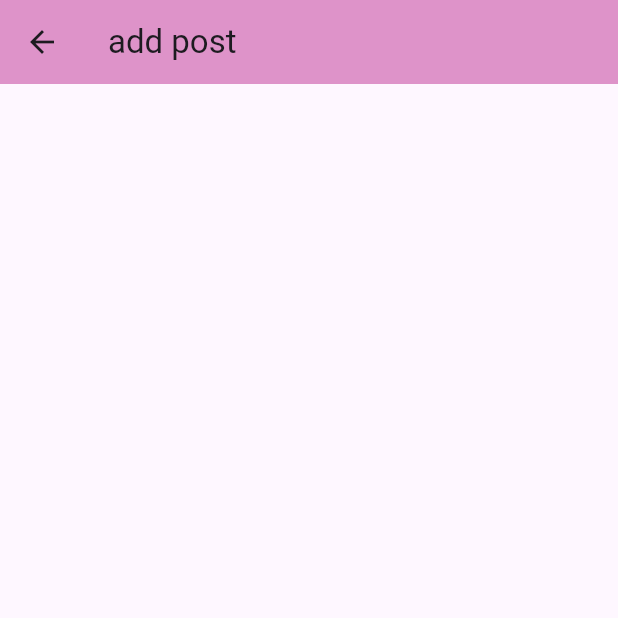
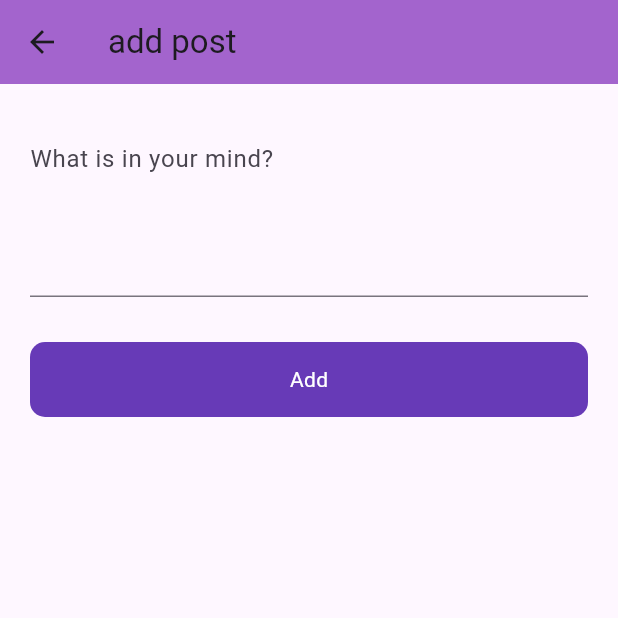
Before and after one commit to shivanitomar0416/firebase_project, a Flutter app: the AddPostScreen screen opened directly, on a phone screen of 412 x 824 dp, the top half of it. Run offline on Flutter 3.47's test engine with Material 3 defaults, Android fonts, the phone set to English and light mode, and no system bars; our stand-ins replace firebase_auth, firebase_core, firebase_database, fluttertoast; accounts and stored records are empty.

Commit message:
My_Code-12

```diff
--- a/lib/main.dart
+++ b/lib/main.dart
@@ -16,9 +16,9 @@ class MyApp extends StatelessWidget {
     return MaterialApp(
       title: 'Flutter Demo',
       theme: ThemeData(
-        primaryColor: const Color.fromARGB(255, 222, 147, 201),
+        primaryColor: const Color.fromARGB(255, 163, 71, 205),
         appBarTheme: const AppBarTheme(
-          backgroundColor: Color.fromARGB(255, 222, 147, 201), // Set the app bar color
+          backgroundColor: Color.fromARGB(255, 163, 100, 205), // Set the app bar color
         ),
       ),
       home: const SplashScreen(),
--- a/lib/ui/add_posts.dart
+++ b/lib/ui/add_posts.dart
@@ -1,4 +1,8 @@
+import 'package:firebase_database/firebase_database.dart';
+import 'package:firebase_project/widgets/round_button.dart';
 import 'package:flutter/material.dart';
+import 'package:firebase_project/utils/utils.dart';
+
 class AddPostScreen extends StatefulWidget {
   const AddPostScreen({super.key});
 
@@ -7,14 +11,54 @@ class AddPostScreen extends StatefulWidget {
 }
 
 class _AddPostScreenState extends State<AddPostScreen> {
+  final postController = TextEditingController();
+  bool loading = false;
+  final databaseRef = FirebaseDatabase.instance.ref('Post');
+
   @override
   Widget build(BuildContext context) {
     return Scaffold(
-      appBar: AppBar(
-             title: Text("add post"),
-      ),body: Column(children: [
-
-      ],)
-    );
+        appBar: AppBar(
+          title: const Text("add post"),
+        ),
+        body: Padding(
+          padding: const EdgeInsets.symmetric(horizontal: 20),
+          child: Column(
+            children: [
+              const SizedBox(
+                height: 30,
+              ),
+              TextFormField(
+                maxLines: 4,
+                decoration:
+                    const InputDecoration(hintText: 'What is in your mind?'),
+              ),
+              const SizedBox(
+                height: 30,
+              ),
+              RoundButton(
+                  title: 'Add',
+                  onTap: () {
+                    setState(() {
+                      loading = true;
+                    });
+                    databaseRef.child(DateTime.now().millisecondsSinceEpoch.toString()).set({
+                      'title': postController.text.toString(),
+                      'id': DateTime
+                    }).then((value) {
+                      Utils().toastMessage('Post added');
+                      setState(() {
+                      loading = true;
+                    });
+                    }).onError((error, stackTrace) {
+                      Utils().toastMessage(error.toString());
+                      setState(() {
+                      loading = false;
+                    });
+                    });
+                  })
+            ],
+          ),
+        ));
   }
 }
--- a/lib/ui/auth/login_with_phone_number.dart
+++ b/lib/ui/auth/login_with_phone_number.dart
@@ -32,9 +32,9 @@ class _LoginWithPhoneNumberState extends State<LoginWithPhoneNumber> {
             TextFormField(
               controller: phoneNumberController,
               keyboardType: TextInputType.phone,
-              decoration:  InputDecoration(hintText: "+1245236588"),
+              decoration:  const InputDecoration(hintText: "+1245236588"),
             ),
-             SizedBox(
+             const SizedBox(
               height: 80,
             ),
             RoundButton(
--- a/lib/ui/auth/verify_code.dart
+++ b/lib/ui/auth/verify_code.dart
@@ -33,9 +33,9 @@ class _VerifyCodeScreenState extends State<VerifyCodeScreen> {
             TextFormField(
               controller: verificationCodeController,
               keyboardType: TextInputType.phone,
-              decoration: InputDecoration(hintText: '6 Digit Code'),
+              decoration: const InputDecoration(hintText: '6 Digit Code'),
             ),
-            SizedBox(
+            const SizedBox(
               height: 80,
             ),
             RoundButton(
@@ -54,7 +54,7 @@ class _VerifyCodeScreenState extends State<VerifyCodeScreen> {
                     await auth.signInWithCredential(crendital);
 
                     Navigator.push(context,
-                        MaterialPageRoute(builder: (context) => PostScreen()));
+                        MaterialPageRoute(builder: (context) => const PostScreen()));
                   } catch (e) {
                     setState(() {
                       loading = false;
--- a/lib/ui/posts/post_screen.dart
+++ b/lib/ui/posts/post_screen.dart
@@ -25,7 +25,7 @@ class _PostScreenState extends State<PostScreen> {
               onPressed: () {
                 auth.signOut().then((value) {
                   Navigator.push(context,
-                      MaterialPageRoute(builder: (context) => loginScreen()));
+                      MaterialPageRoute(builder: (context) =>  loginScreen()));
                 }).onError((error, stackTrace) {
                   Utils().toastMessage(error.toString());
                 });
@@ -38,7 +38,7 @@ class _PostScreenState extends State<PostScreen> {
           Navigator.push(context,
               MaterialPageRoute(builder: (context) => AddPostScreen()));
         },
-        child: Icon(Icons.add),
+        child: const Icon(Icons.add),
         ),
         );
   }
--- a/pubspec.yaml
+++ b/pubspec.yaml
@@ -35,11 +35,12 @@ dependencies:
   # The following adds the Cupertino Icons font to your application.
   # Use with the CupertinoIcons class for iOS style icons.
   cupertino_icons: ^1.0.8
-  firebase_core: 3.4.0
+  firebase_core: ^3.4.1
   firebase_auth: ^5.2.0
   fluttertoast: ^8.0.9
   firebase_storage: ^12.2.0
   cloud_firestore: ^5.4.0
+  firebase_database: ^11.1.1
 
 
 dev_dependencies:
```
Also changed, not shown: pubspec.lock, 1 other file.
